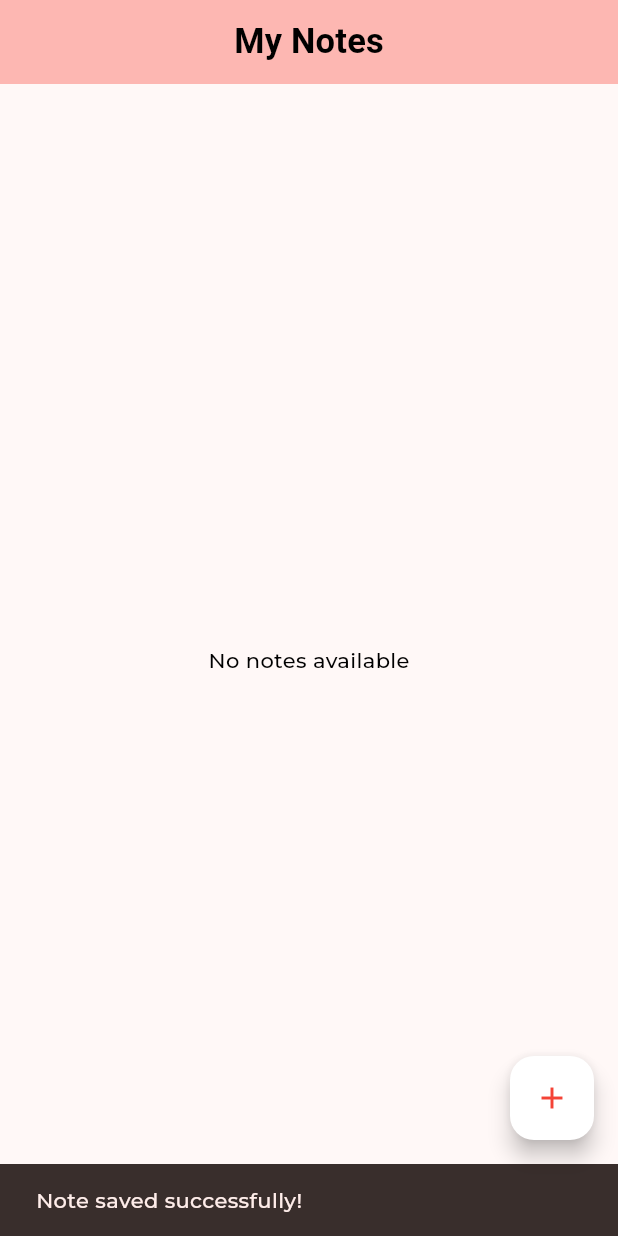
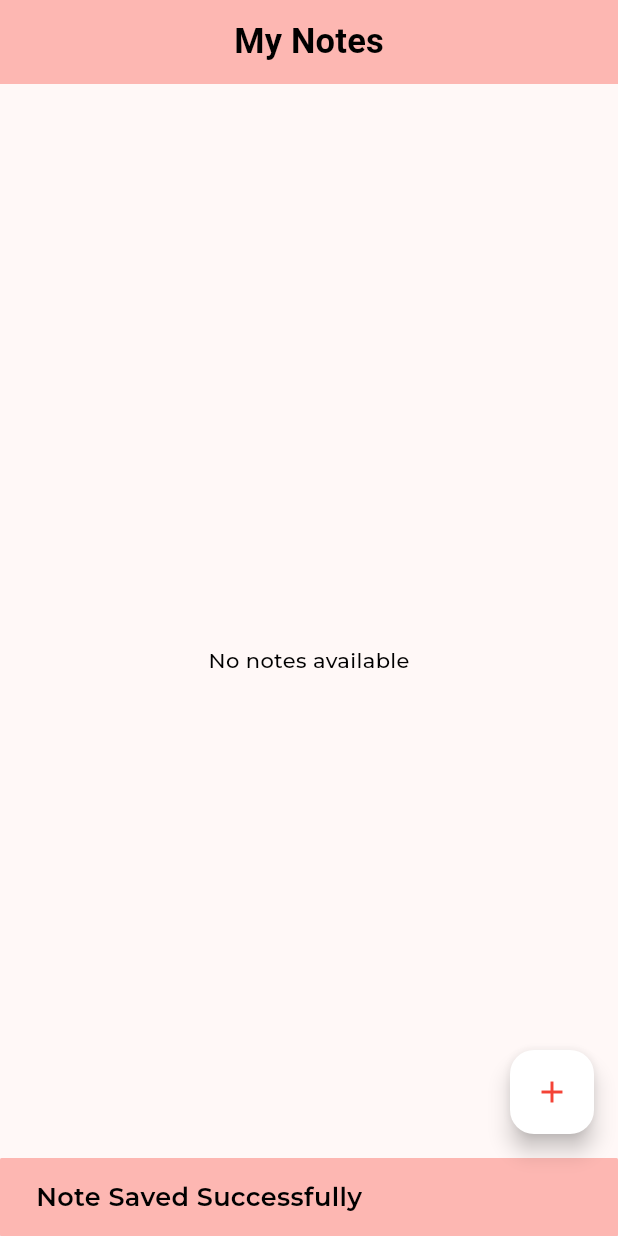
Before and after one commit to Muzammilsajid121/flutter_notepad_app_sqflite, a Flutter app: the AddNewNote screen opened directly, after a tap on "Save Note", on a phone screen of 412 x 824 dp. Run offline on Flutter 3.47's test engine with Material 3 defaults, Android fonts, the phone set to English and light mode, and no system bars; our stand-ins replace google_fonts, sqflite; accounts and stored records are empty.

Commit message:
good for now

```diff
--- a/lib/view/add_new_note.dart
+++ b/lib/view/add_new_note.dart
@@ -1,6 +1,7 @@
 import 'package:flutter/material.dart';
 import 'package:flutter_notepad_app_sqflite/models/notes.dart';
 import 'package:flutter_notepad_app_sqflite/repository/notes_repository.dart';
+import 'package:flutter_notepad_app_sqflite/widgets/snackbar.dart';
 
 class AddNewNote extends StatefulWidget {
   final Note? note;
@@ -35,9 +36,11 @@ class _AddNewNoteState extends State<AddNewNote> {
       await NotesRepository.update(note: note);
     }
 
-    ScaffoldMessenger.of(context).showSnackBar(
-      const SnackBar(content: Text('Note saved successfully!')),
-    );
+    // ScaffoldMessenger.of(context).showSnackBar(
+    //   const SnackBar(content: Text('Note saved successfully!')),
+    // );
+    ScaffoldMessenger.of(context).showSnackBar(customSnackbar('Note Saved Successfully'));
+
 
     Navigator.pop(context, true); // Pass true to indicate a note was added or updated
   }
--- a/lib/widgets/note_item.dart
+++ b/lib/widgets/note_item.dart
@@ -14,15 +14,12 @@ class NoteItem extends StatelessWidget {
   final DateFormat formatter = DateFormat('MMM dd, yyyy');
   final String formattedDate = formatter.format(note.createdAt);
 
-    return  Padding(
-      padding:  EdgeInsets.all(8.0),
+    return   Padding(padding: EdgeInsets.all(8.0),
 
       child:   InkWell(
         onTap: () {
           Navigator.push(context, MaterialPageRoute(builder: ((context) => AddNewNote(note: note,))));
         },
-
-
 
         child: ListTile(
           shape: RoundedRectangleBorder(borderRadius: BorderRadius.circular(12)),
```
Also changed, not shown: lib/models/notes.dart (+1 -9 lines), lib/repository/notes_repository.dart (+10 -0 lines).
